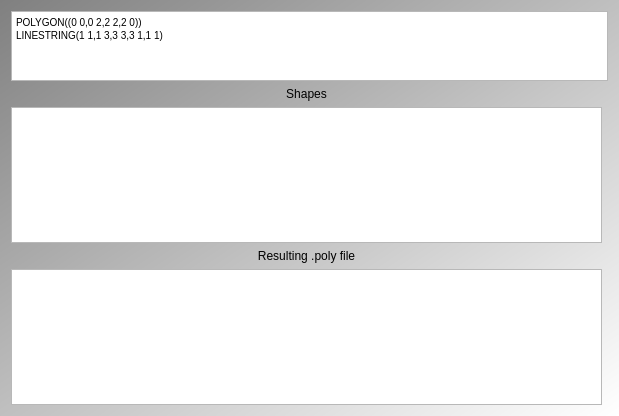
The window that Tools/ToolTestPolyFileFromPolygons/qttestpolyfilefrompolygonsmaindialog.ui (richelbilderbeek/ProjectRichelBilderbeek) describes before a commit, drawn with Qt 5.
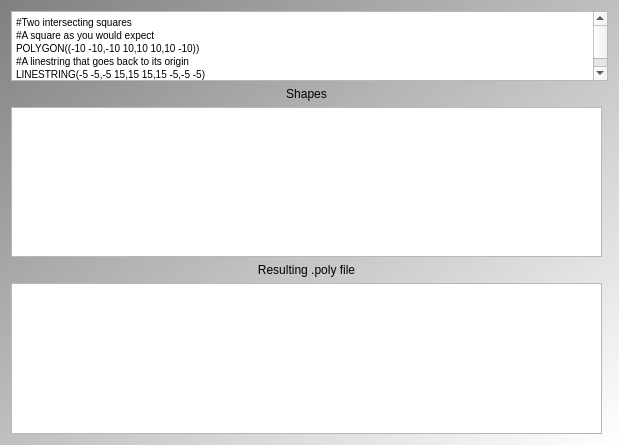
The same window after the commit. Icons and pictures are not drawn. Custom widgets are drawn as their Qt base class.

What changed in the file:
```diff
--- a/Tools/ToolTestPolyFileFromPolygons/qttestpolyfilefrompolygonsmaindialog.ui
+++ b/Tools/ToolTestPolyFileFromPolygons/qttestpolyfilefrompolygonsmaindialog.ui
@@ -10,7 +10,7 @@
     <x>0</x>
     <y>0</y>
     <width>619</width>
-    <height>416</height>
+    <height>445</height>
    </rect>
   </property>
   <property name="sizePolicy">
@@ -95,9 +95,11 @@
       <enum>QPlainTextEdit::NoWrap</enum>
      </property>
      <property name="plainText">
-      <string>POLYGON((0 0,0 2,2 2,2 0))
-LINESTRING(1 1,1 3,3 3,3 1,1 1)
-</string>
+      <string>#Two intersecting squares
+#A square as you would expect
+POLYGON((-10 -10,-10 10,10 10,10 -10))
+#A linestring that goes back to its origin
+LINESTRING(-5 -5,-5 15,15 15,15 -5,-5 -5)</string>
      </property>
     </widget>
    </item>
```
